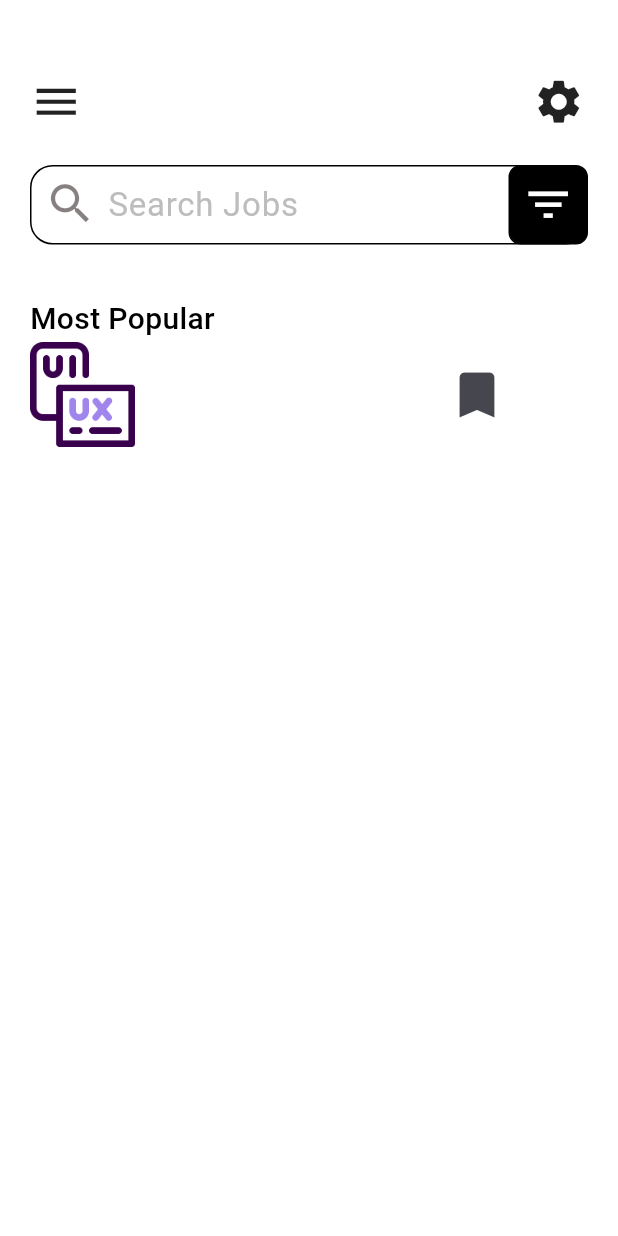
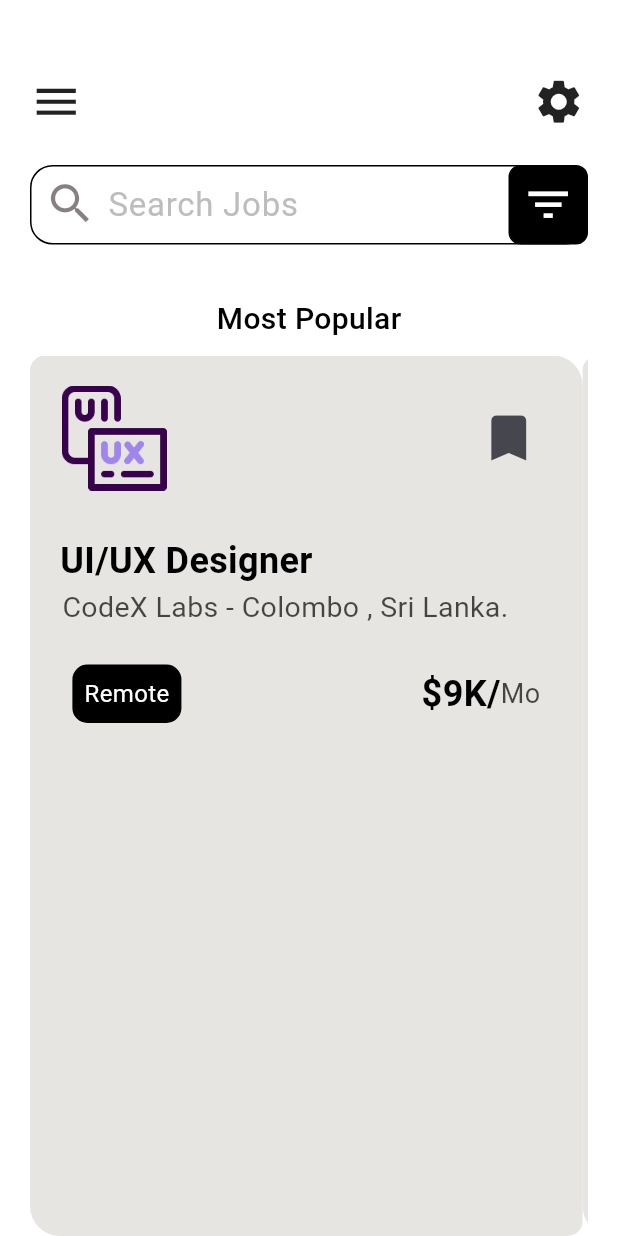
Before and after one commit to Sanuda3088/Madhack, a Flutter app: the screen it shows after launch, on a phone screen of 412 x 824 dp. Run offline on Flutter 3.47's test engine with Material 3 defaults, Android fonts, the phone set to English and light mode, and no system bars; our stand-ins replace carousel_slider, firebase_core; missing offline and left inert: dart:ffi; accounts and stored records are empty.

Commit message:
Added slider

```diff
--- /dev/null
+++ b/lib/Applicant/components/slider.dart
@@ -0,0 +1,115 @@
+import 'dart:ffi';
+
+import 'package:flutter/material.dart';
+
+class SliderPage extends StatelessWidget {
+  final String imagePath;
+  final Icon iconBookmark;
+  final String jobRole;
+  final String address;
+  final String salary;
+  final String tag;
+
+  const SliderPage({
+    super.key,
+    required this.imagePath,
+    required this.iconBookmark,
+    required this.jobRole,
+    required this.address,
+    required this.salary,
+    required this.tag,
+  });
+
+  @override
+  Widget build(BuildContext context) {
+    return Container(
+      decoration: BoxDecoration(
+        color: Color.fromARGB(255, 230, 229, 225),
+        borderRadius: BorderRadius.only(
+            topRight: Radius.circular(20),
+            topLeft: Radius.circular(10),
+            bottomLeft: Radius.circular(20),
+            bottomRight: Radius.circular(10)),
+      ),
+      padding: EdgeInsets.all(20),
+      child: Column(
+        children: [
+          Row(
+            children: [
+              InkWell(
+                child: Image.asset(
+                  imagePath,
+                  width: 70,
+                  height: 70,
+                ),
+                onTap: () {},
+              ),
+              const SizedBox(
+                width: 200,
+              ),
+              IconButton(
+                onPressed: () {},
+                icon: iconBookmark,
+              ),
+            ],
+          ),
+          Padding(
+            padding: EdgeInsets.only(right: 160, top: 30),
+            child: Text(
+              jobRole,
+              style: TextStyle(
+                  color: Colors.black,
+                  fontWeight: FontWeight.bold,
+                  fontSize: 24),
+            ),
+          ),
+          Padding(
+            padding: const EdgeInsets.only(right: 28),
+            child: Text(
+              address,
+              style:
+                  TextStyle(color: Colors.black.withOpacity(0.7), fontSize: 19),
+            ),
+          ),
+          SizedBox(
+            height: 25,
+          ),
+          Row(
+            children: [
+              Container(
+                decoration: BoxDecoration(
+                  color: Colors.black,
+                  borderRadius: BorderRadius.circular(10),
+                ),
+                padding: EdgeInsets.all(8),
+                child: Text(
+                  tag,
+                  style: TextStyle(color: Colors.white, fontSize: 16),
+                ),
+              ),
+              SizedBox(
+                width: 160,
+              ),
+              Row(
+                children: [
+                  Text(
+                    "\$$salary/",
+                    style: TextStyle(
+                        color: Colors.black,
+                        fontWeight: FontWeight.bold,
+                        fontSize: 24),
+                  ),
+                  Text(
+                    "Mo",
+                    style: TextStyle(
+                        color: Colors.black.withOpacity(0.7), fontSize: 18),
+                  )
+                ],
+              )
+            ],
+          )
+        ],
+      ),
+    );
+  }
+}
--- a/lib/Applicant/homeScreen.dart
+++ b/lib/Applicant/homeScreen.dart
@@ -3,6 +3,7 @@ import 'package:flutter/material.dart';
 import 'package:flutter/widgets.dart';
 import 'package:carousel_slider/carousel_controller.dart';
 import 'package:carousel_slider/carousel_slider.dart';
+import 'package:jobfinder/Applicant/components/slider.dart';
 
 class HomeScreen extends StatefulWidget {
   const HomeScreen({super.key});
@@ -18,7 +19,8 @@ class _HomeScreenState extends State<HomeScreen> {
       body: Container(
         padding: const EdgeInsets.only(top: 50, left: 20, right: 20),
         color: Colors.white,
-        child: ListView(
+        child: Expanded(
+          child: Column(
             children: [
               const Row(
                 children: [
@@ -46,7 +48,8 @@ class _HomeScreenState extends State<HomeScreen> {
                   decoration: InputDecoration(
                     filled: true,
                     fillColor: Colors.white,
-                  border: InputBorder.none, // Darker color for better contrast
+                    border:
+                        InputBorder.none, // Darker color for better contrast
                     contentPadding: const EdgeInsets.only(left: 15),
                     enabledBorder: OutlineInputBorder(
                       borderSide: const BorderSide(
@@ -63,8 +66,8 @@ class _HomeScreenState extends State<HomeScreen> {
                     hintText: "Search Jobs",
                     hintStyle: TextStyle(
                       fontSize: 22.0,
-                    color:
-                        Colors.grey[400], // Lighter color for better visibility
+                      color: Colors
+                          .grey[400], // Lighter color for better visibility
                     ),
                     prefixIcon: Padding(
                       padding: const EdgeInsets.only(bottom: 2, left: 6),
@@ -104,38 +107,84 @@ class _HomeScreenState extends State<HomeScreen> {
                     color: Colors.black,
                     fontWeight: FontWeight.w500),
               ),
-            SizedBox(
-              height: 1,
+              const SizedBox(
+                height: 10,
               ),
-            Container(
-              child: Column(
-                children: [
-                  Row(
-                    children: [
-                      Image.asset(
-                        "assets/ui-ux.png",
-                        width: 70,
-                        height: 70,
-                      ),
-                      SizedBox(
-                        width: 200,
-                      ),
-                      IconButton(
-                          onPressed: () {},
-                          icon: const Icon(
+              Expanded(
+                child: ListView(
+                  scrollDirection: Axis.horizontal,
+                  children: const [
+                    SliderPage(
+                        imagePath: "assets/ui-ux.png",
+                        iconBookmark: Icon(
                           Icons.bookmark,
                           size: 40,
-                          )),
-                      // InkWell(
-                      //   child: Image.asset("assets/pngwing.com (5).png"),
-                      //   onTap: () {},
+                        ),
+                        jobRole: "UI/UX Designer",
+                        address: "CodeX Labs - Colombo , Sri Lanka.",
+                        salary: "9K",
+                        tag: "Remote"),
+                    SliderPage(
+                        imagePath: "assets/ui-ux.png",
+                        iconBookmark: Icon(
+                          Icons.bookmark,
+                          size: 40,
+                        ),
+                        jobRole: "Web Developer",
+                        address: "CodeX Labs - Colombo , Sri Lanka.",
+                        salary: "8K",
+                        tag: "Full Time"),
+                  ],
+                ),
+              ),
+
+              // Column(
+              //   //mainAxisAlignment: MainAxisAlignment.start,
+              //   children: [
+              //     Padding(
+              //       padding: const EdgeInsets.only(left: 18),
+              //       child: Row(
+              //         children: [
+              //           Image.asset(
+              //             "assets/ui-ux.png",
+              //             width: 70,
+              //             height: 70,
+              //           ),
+              //           const SizedBox(
+              //             width: 200,
+              //           ),
+              //           IconButton(
+              //               onPressed: () {},
+              //               icon: const Icon(
+              //                 Icons.bookmark,
+              //                 size: 40,
+              //               )),
+              //           // InkWell(
+              //           //   child: Image.asset("assets/pngwing.com (5).png"),
+              //           //   onTap: () {},
+              //           // )
+              //         ],
+              //       ),
+              //     ),
+              //     const Padding(
+              //       padding: EdgeInsets.only(right: 160, top: 30),
+              //       child: Text(
+              //         "UI/UX Designer",
+              //         style: TextStyle(color: Colors.black, fontSize: 26),
+              //       ),
+              //     ),
+              //     Padding(
+              //       padding: const EdgeInsets.only(right: 28),
+              //       child: Text(
+              //         "CodeX Labs - Colombo , Sri Lanka.",
+              //         style: TextStyle(
+              //             color: Colors.black.withOpacity(0.7), fontSize: 20),
+              //       ),
+              //     ),
+              //   ],
               // )
             ],
-                  )
-                ],
           ),
-            )
-          ],
         ),
       ),
     );
```
Lines whose indentation alone changed are shown as unchanged.
